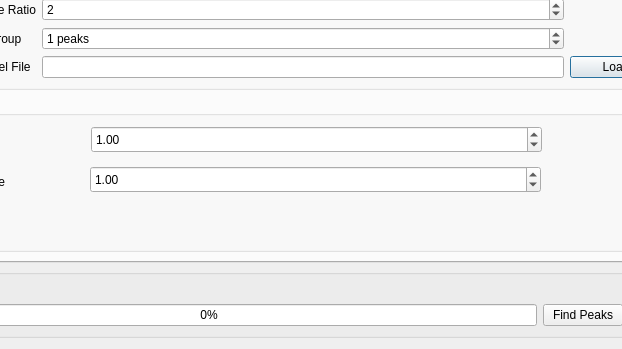
This is mzroll/forms/peakdetectiondialog.ui in ElucidataInc/ElMaven as Qt 5 draws it before an edit; both pictures show x 142 to 764 and y 390 to 739 of the 874 by 739 pixel window. The edited form follows.
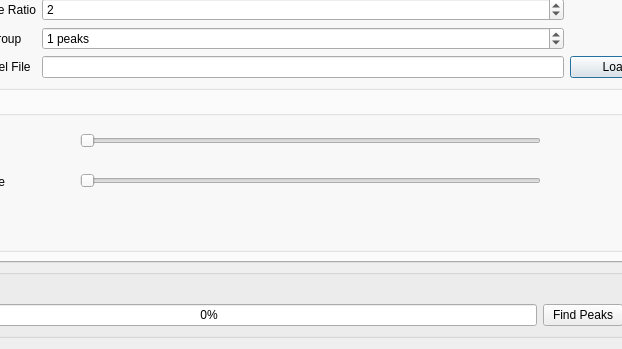
This is the edited form.

Commit message: fix: Added a slider for variation in peak group quality and intensity      weightage. Applied the weightage factor to peak group intensity      instead to group rank formula as peak group rank formula is      inversly propotional to peak group intensity.

What changed in the file:
```diff
--- a/mzroll/forms/peakdetectiondialog.ui
+++ b/mzroll/forms/peakdetectiondialog.ui
@@ -745,36 +745,48 @@
            <string>Intensity Weightage</string>
           </property>
          </widget>
-         <widget class="QDoubleSpinBox" name="qualityWeight">
+         <widget class="QSlider" name="intensityWeight">
           <property name="geometry">
            <rect>
-            <x>211</x>
-            <y>30</y>
-            <width>451</width>
-            <height>27</height>
-           </rect>
-          </property>
-          <property name="maximum">
-           <double>100.000000000000000</double>
-          </property>
-          <property name="value">
-           <double>1.000000000000000</double>
-          </property>
-         </widget>
-         <widget class="QDoubleSpinBox" name="intensityWeight">
-          <property name="geometry">
-           <rect>
-            <x>210</x>
+            <x>200</x>
             <y>70</y>
-            <width>451</width>
-            <height>27</height>
+            <width>461</width>
+            <height>29</height>
            </rect>
           </property>
+          <property name="inputMethodHints">
+           <set>Qt::ImhDigitsOnly</set>
+          </property>
+          <property name="minimum">
+           <number>1</number>
+          </property>
           <property name="maximum">
-           <double>100.000000000000000</double>
+           <number>100</number>
+          </property>
+          <property name="orientation">
+           <enum>Qt::Horizontal</enum>
+          </property>
+         </widget>
+         <widget class="QSlider" name="qualityWeight">
+          <property name="geometry">
+           <rect>
+            <x>200</x>
+            <y>30</y>
+            <width>461</width>
+            <height>29</height>
+           </rect>
+          </property>
+          <property name="minimum">
+           <number>1</number>
+          </property>
+          <property name="maximum">
+           <number>100</number>
           </property>
           <property name="value">
-           <double>1.000000000000000</double>
+           <number>1</number>
+          </property>
+          <property name="orientation">
+           <enum>Qt::Horizontal</enum>
           </property>
          </widget>
         </widget>
```
The commit also changes 1 other file.
